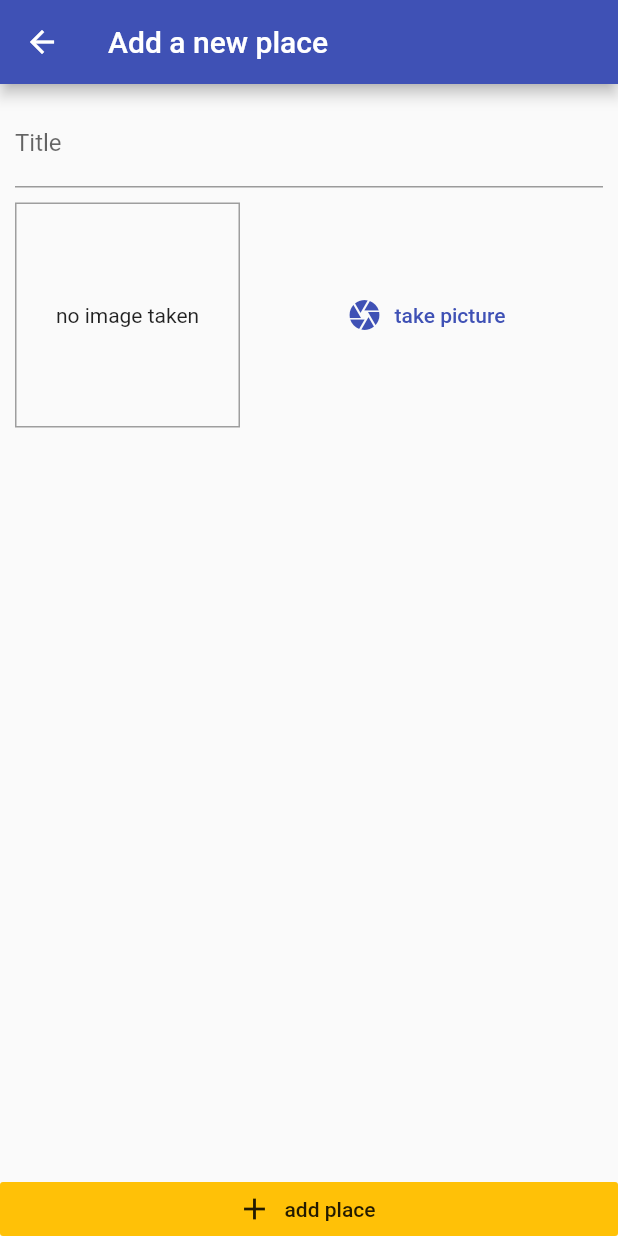
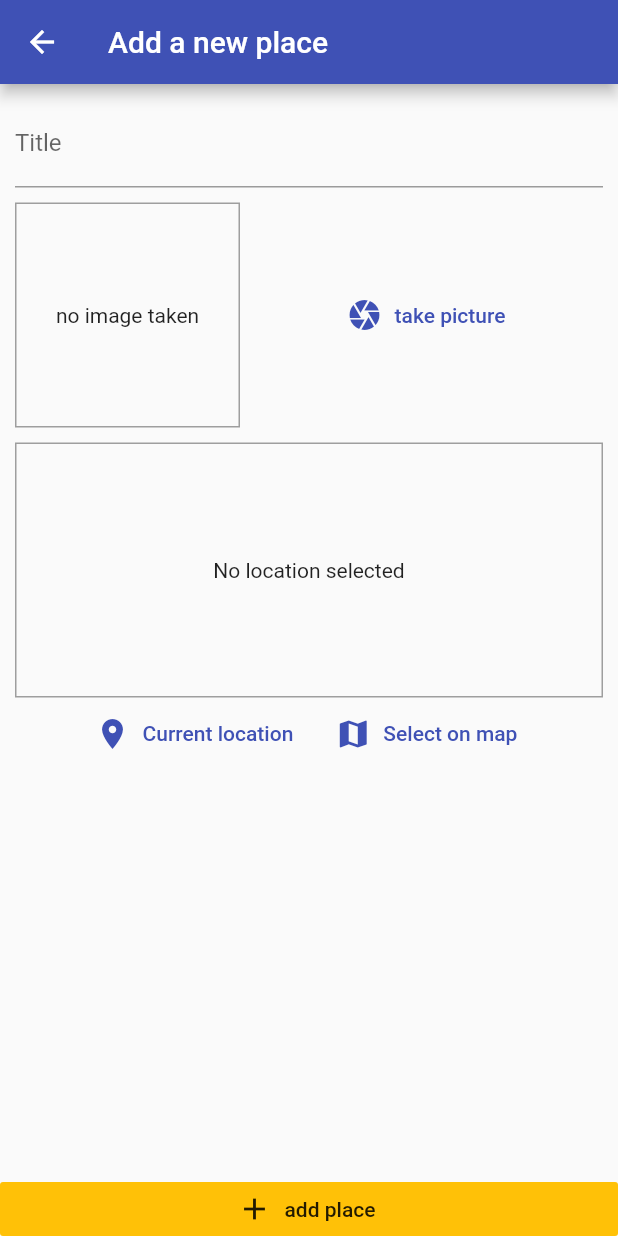
Before and after one commit to politeles/great_places_app, a Flutter app: the AddPlaceScreen screen opened by its route, on a phone screen of 412 x 824 dp. Run offline on Flutter 3.47's test engine with Material 2 defaults, Android fonts, the phone set to English and light mode, and no system bars; our stand-ins replace image_picker, location, sqflite; missing offline and left inert: image_picker_for_web, location_web; accounts and stored records are empty.

Commit message:
gmaps support

```diff
--- a/lib/generated_plugin_registrant.dart
+++ b/lib/generated_plugin_registrant.dart
@@ -6,11 +6,13 @@
 // ignore_for_file: lines_longer_than_80_chars
 
 import 'package:image_picker_for_web/image_picker_for_web.dart';
+import 'package:location_web/location_web.dart';
 
 import 'package:flutter_web_plugins/flutter_web_plugins.dart';
 
 // ignore: public_member_api_docs
 void registerPlugins(Registrar registrar) {
   ImagePickerPlugin.registerWith(registrar);
+  LocationWebPlugin.registerWith(registrar);
   registrar.registerMessageHandler();
 }
--- /dev/null
+++ b/lib/helpers/location_helper.dart
@@ -0,0 +1,8 @@
+const GOOGLE_API_KEY = '';
+
+class LocationHelper {
+  static String generateLocationPreviewImage(
+      {required double latitude, required double longitude}) {
+    return "https://maps.googleapis.com/maps/api/staticmap?center=$latitude,$longitude&zoom=13&size=600x300&maptype=roadmap&markers=color:red%7Clabel:A%7C$latitude,$longitude&key=$GOOGLE_API_KEY";
+  }
+}
--- a/lib/screens/add_place_screen.dart
+++ b/lib/screens/add_place_screen.dart
@@ -3,6 +3,7 @@ import 'package:flutter/material.dart';
 import 'package:provider/provider.dart';
 
 import '../widgets/image_input.dart';
+import '../widgets/location_input.dart';
 import '../providers/great_places.dart';
 
 class AddPlaceScreen extends StatefulWidget {
@@ -54,6 +55,10 @@ class _AddPlaceScreenState extends State<AddPlaceScreen> {
                       height: 10,
                     ),
                     ImageInput(_selectImage),
+                    const SizedBox(
+                      height: 10,
+                    ),
+                    LocationInput(),
                   ],
                 ),
               ),
--- /dev/null
+++ b/lib/widgets/location_input.dart
@@ -0,0 +1,73 @@
+import 'package:flutter/material.dart';
+import 'package:location/location.dart';
+
+import '../helpers/location_helper.dart';
+
+class LocationInput extends StatefulWidget {
+  const LocationInput({Key? key}) : super(key: key);
+
+  @override
+  _LocationInputState createState() => _LocationInputState();
+}
+
+class _LocationInputState extends State<LocationInput> {
+  String? _previewUrl;
+
+  Future<void> _getCurrentUserLocation() async {
+    final locData = await Location.instance.getLocation();
+    final staticMapImageUrl = LocationHelper.generateLocationPreviewImage(
+      latitude: locData.latitude!,
+      longitude: locData.longitude!,
+    );
+    setState(() {
+      _previewUrl = staticMapImageUrl;
+    });
+  }
+
+  @override
+  Widget build(BuildContext context) {
+    return Column(
+      children: [
+        Container(
+          height: 170,
+          width: double.infinity,
+          decoration: BoxDecoration(
+            border: Border.all(
+              width: 1,
+              color: Colors.grey,
+            ),
+          ),
+          child: _previewUrl == null
+              ? const Center(
+                  child: Text(
+                    'No location selected',
+                    textAlign: TextAlign.center,
+                  ),
+                )
+              : Image.network(
+                  _previewUrl!,
+                  fit: BoxFit.cover,
+                  width: double.infinity,
+                ),
+        ),
+        Row(
+          mainAxisAlignment: MainAxisAlignment.center,
+          children: [
+            FlatButton.icon(
+              onPressed: _getCurrentUserLocation,
+              icon: const Icon(Icons.location_on),
+              label: const Text('Current location'),
+              textColor: Theme.of(context).primaryColor,
+            ),
+            FlatButton.icon(
+              onPressed: () {},
+              icon: const Icon(Icons.map),
+              label: const Text('Select on map'),
+              textColor: Theme.of(context).primaryColor,
+            ),
+          ],
+        )
+      ],
+    );
+  }
+}
--- a/pubspec.yaml
+++ b/pubspec.yaml
@@ -39,6 +39,7 @@ dependencies:
   path_provider: ^2.0.8
   path: ^1.8.0
   sqflite: ^2.0.2
+  location: ^4.3.0
 
 dev_dependencies:
   flutter_test:
```
Also changed, not shown: 3 other files.
